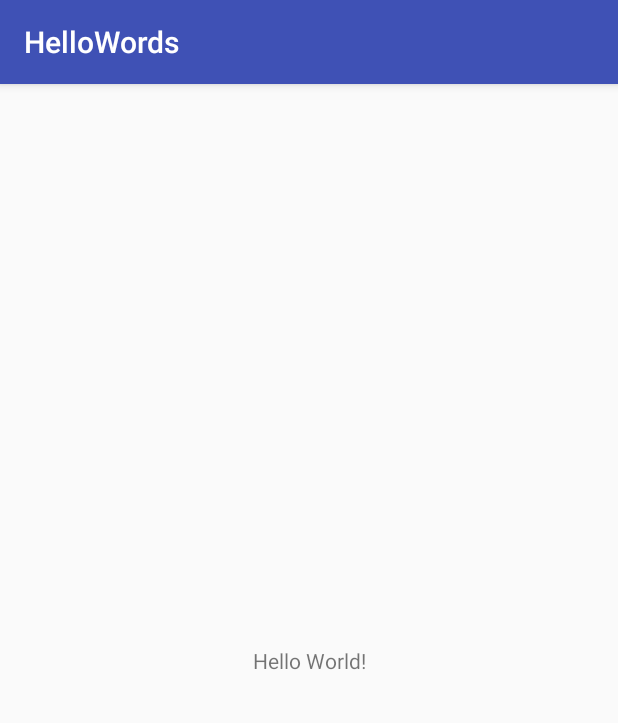
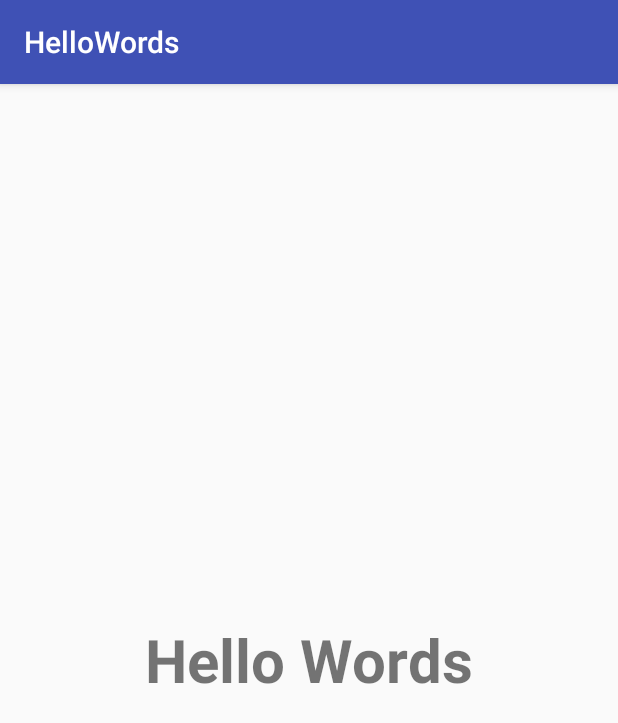
Before and after one commit to Ori1N/HelloWords, an Android app: the screen it shows after launch (SplashScreen), on a phone screen of 412 x 824 dp. Shown: the top 723 px of the screen. Run offline under Robolectric (Android 15) with nearby library versions, the light colour scheme and no system bars.

Commit message:
splash screen basic mockup

```diff
--- a/app/src/main/res/layout/activity_splash.xml
+++ b/app/src/main/res/layout/activity_splash.xml
@@ -1,19 +1,26 @@
 <?xml version="1.0" encoding="utf-8"?>
-<android.support.constraint.ConstraintLayout
+<LinearLayout
     xmlns:android="http://schemas.android.com/apk/res/android"
     xmlns:app="http://schemas.android.com/apk/res-auto"
     xmlns:tools="http://schemas.android.com/tools"
     android:layout_width="match_parent"
     android:layout_height="match_parent"
-    tools:context="com.hackathon.hellowords.SplashScreen">
+    tools:context="com.hackathon.hellowords.SplashScreen"
+    android:gravity="center"
+    >
 
     <TextView
         android:layout_width="wrap_content"
         android:layout_height="wrap_content"
-        android:text="Hello World!"
-        app:layout_constraintBottom_toBottomOf="parent"
-        app:layout_constraintLeft_toLeftOf="parent"
-        app:layout_constraintRight_toRightOf="parent"
-        app:layout_constraintTop_toTopOf="parent"/>
+        android:text="@string/splash_title"
+        android:textSize="40sp"
+        android:textStyle="bold"
+        />
 
-</android.support.constraint.ConstraintLayout>
+
+    <ImageView
+        android:layout_width="wrap_content"
+        android:layout_height="wrap_content"
+        />
+
+</LinearLayout>
--- a/app/src/main/res/values/strings.xml
+++ b/app/src/main/res/values/strings.xml
@@ -1,3 +1,5 @@
 <resources>
     <string name="app_name">HelloWords</string>
+
+    <string name="splash_title">Hello Words</string>
 </resources>
```
